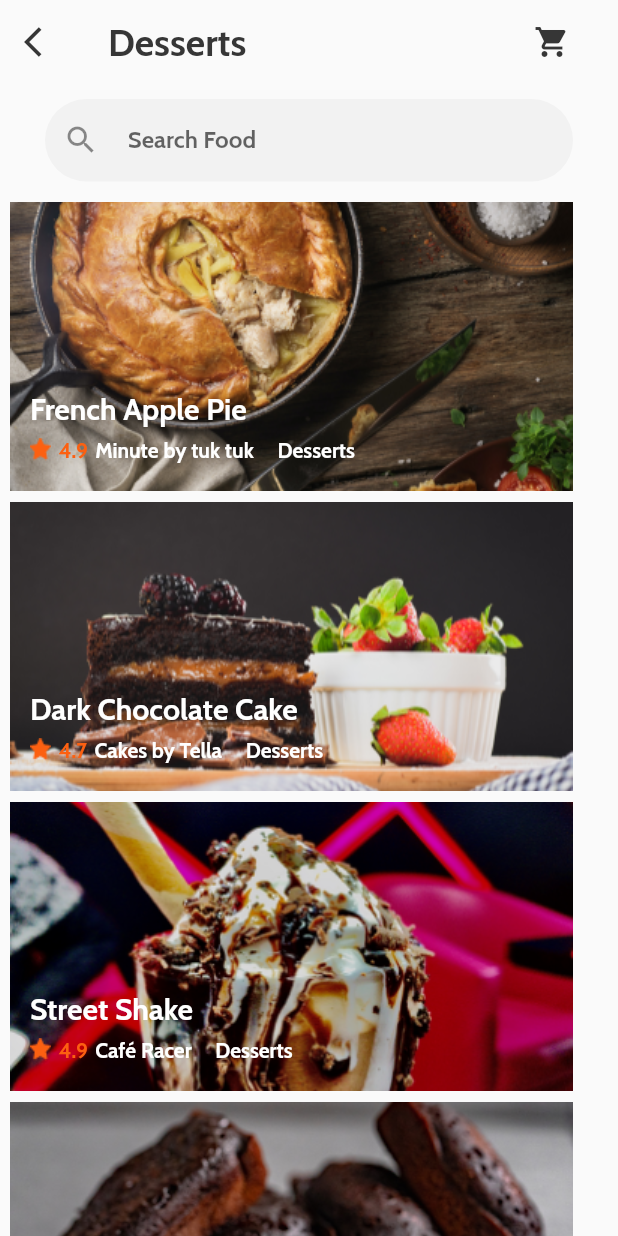
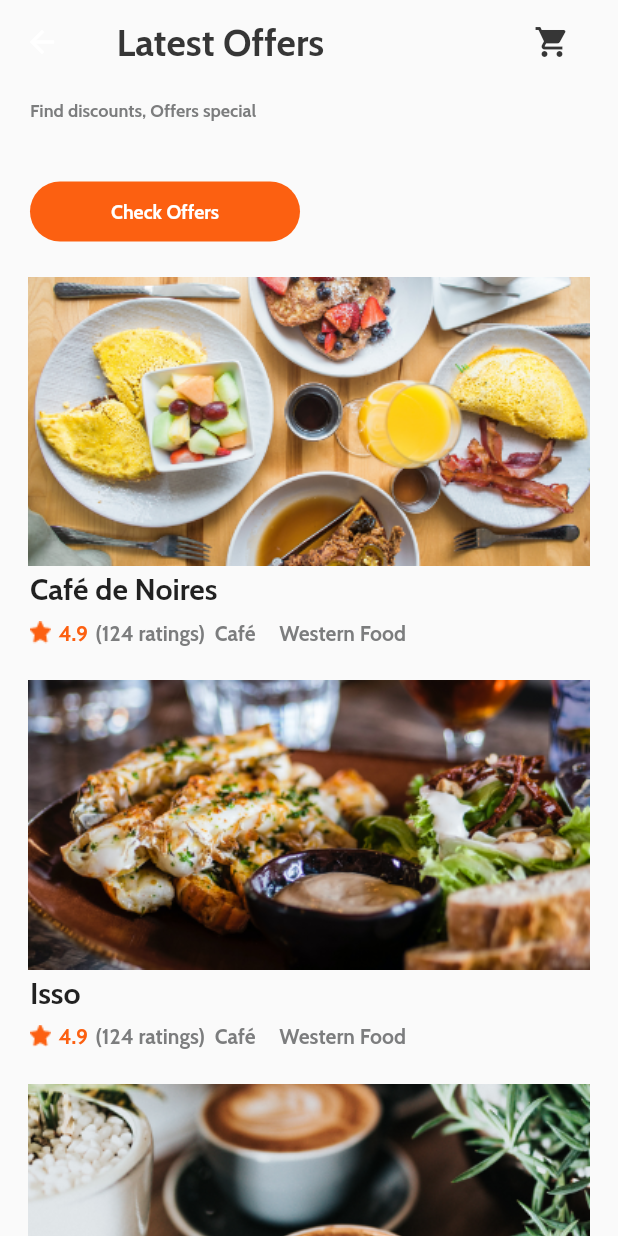
Before and after one commit to Luisfosp00/AppMonkeyE7, a Flutter app: the screen it shows after launch, on a phone screen of 412 x 824 dp. Run offline on Flutter 3.47's test engine with Material 2 defaults, Android fonts, the light colour scheme and no system bars.

Commit message:
Envio_3_Victor

```diff
--- a/lib/main.dart
+++ b/lib/main.dart
@@ -5,7 +5,7 @@ void main() {
   runApp(MaterialApp(
       debugShowCheckedModeBanner: false,
       title: 'Monkey Delivery',
-      initialRoute: '/desserts',
+      initialRoute: '/latest',
       routes: routes,
       theme: ThemeData(
           primaryColor: const Color.fromRGBO(252, 96, 17, 1.0),
--- /dev/null
+++ b/lib/src/pages/latestOffers_page.dart
@@ -0,0 +1,213 @@
+import 'package:flutter/material.dart';
+
+class LatestOffersPage extends StatelessWidget {
+
+  const LatestOffersPage({Key? key}) : super(key: key);
+
+  @override
+  Widget build(BuildContext context) {
+    return Scaffold(
+      appBar: AppBar(
+        shadowColor: Colors.transparent,
+        title: const Text(' Latest Offers',
+        style: TextStyle(color: Color.fromARGB(255, 54, 54, 54),
+        fontSize: 25.0,
+        ),
+        ),
+        backgroundColor: Colors.transparent,
+        actions:<Widget>[
+          IconButton(
+            icon: const Icon(Icons.shopping_cart,
+            color: Color.fromARGB(255, 54, 54, 54),
+            ),
+            onPressed: (){}),
+            const SizedBox(width: 20,),
+        ],
+      ),
+      body: SingleChildScrollView(
+        child: Column(
+          children: <Widget>[
+            const SizedBox(height: 10,),
+            Column(
+              children:<Widget> [
+                Container(
+                  alignment: Alignment.topLeft,
+                  child: const Text('Find discounts, Offers special',
+                  style: TextStyle(
+                    color: Color.fromRGBO(124, 125, 126, 1.0),
+                    fontSize: 12),
+                    ),
+                  margin:  const EdgeInsets.only(left: 20.0),
+                ),
+                const SizedBox(height: 40),
+                    Row(
+                      mainAxisAlignment: MainAxisAlignment.start,
+                      children: [
+                        Container(
+                          margin:  const EdgeInsets.only(left: 20.0),
+                          width: 180,
+                          height: 40.0,
+                          //margin: const EdgeInsets.only(left: 20.0),
+                          decoration: BoxDecoration(
+                            borderRadius: BorderRadius.circular(30),
+                              color: Theme.of(context).primaryColor
+                              ),
+                            child:const TextButton(
+                              onPressed: null,
+                              child: Text('Check Offers',
+                                style: TextStyle(
+                                fontSize: 13,
+                                color: Colors.white,
+                                            //fontWeight: FontWeight.bold
+                                ),
+                              ),
+                            ),
+                          ),
+                      ],
+                    ),
+              ],
+            ),
+            const SizedBox(height: 20,),
+            Container(
+              height: 200,
+              child: Image.asset('lib/src/img/Cafe_De_Noires.png'),
+            ),
+            Column(
+              children: [
+                Container(
+                  alignment: Alignment.topLeft,
+                  child: const Text('Café de Noires',
+                  style: TextStyle(
+                    fontSize: 20,
+                    fontWeight: FontWeight.bold,
+                  ),
+                  ),
+                  margin:  const EdgeInsets.only(left: 20.0),
+                ),
+                Row(
+                  children: <Widget> [
+                  Container(
+                      child: Image.asset('lib/src/img/Star.png',
+                      ),
+                      margin: const EdgeInsets.only(top: 8, left: 20),
+                    ),
+                    Container(
+                      child:  Text('4.9',
+                      style: TextStyle(
+                        color: Theme.of(context).primaryColor,
+                      ),
+                      ),
+                      margin: const EdgeInsets.only(top:8.0, left: 5),
+                    ),
+                    Container(
+                      child: const Text('(124 ratings)  Café     Western Food',
+                      style: TextStyle(
+                        color: Color.fromRGBO(124, 125, 126, 1.0),
+                      ),
+                      ),
+                      margin: const EdgeInsets.only(top:8.0, left: 5),
+                    ),
+                  ]
+                )
+              ],
+            ),
+
+
+
+            const SizedBox(height: 20,),
+            Container(
+              height: 200,
+              child: Image.asset('lib/src/img/Isso.png'),
+            ),
+            Column(
+              children: [
+                Container(
+                  alignment: Alignment.topLeft,
+                  child: const Text('Isso',
+                  style: TextStyle(
+                    fontSize: 20,
+                    fontWeight: FontWeight.bold,
+                  ),
+                  ),
+                  margin:  const EdgeInsets.only(left: 20.0),
+                ),
+                Row(
+                  children: <Widget> [
+                  Container(
+                      child: Image.asset('lib/src/img/Star.png',
+                      ),
+                      margin: const EdgeInsets.only(top: 8, left: 20),
+                    ),
+                    Container(
+                      child:  Text('4.9',
+                      style: TextStyle(
+                        color: Theme.of(context).primaryColor,
+                      ),
+                      ),
+                      margin: const EdgeInsets.only(top:8.0, left: 5),
+                    ),
+                    Container(
+                      child: const Text('(124 ratings)  Café     Western Food',
+                      style: TextStyle(
+                        color: Color.fromRGBO(124, 125, 126, 1.0),
+                      ),
+                      ),
+                      margin: const EdgeInsets.only(top:8.0, left: 5),
+                    ),
+                  ]
+                )
+              ],
+            ),
+
+
+            const SizedBox(height: 20,),
+            Container(
+              height: 200,
+              child: Image.asset('lib/src/img/Cafe_Beans.png'),
+            ),
+            Column(
+              children: [
+                Container(
+                  alignment: Alignment.topLeft,
+                  child: const Text('Café Beans',
+                  style: TextStyle(
+                    fontSize: 20,
+                    fontWeight: FontWeight.bold,
+                  ),
+                  ),
+                  margin:  const EdgeInsets.only(left: 20.0),
+                ),
+                Row(
+                  children: <Widget> [
+                  Container(
+                      child: Image.asset('lib/src/img/Star.png',
+                      ),
+                      margin: const EdgeInsets.only(top: 8, left: 20),
+                    ),
+                    Container(
+                      child:  Text('4.9',
+                      style: TextStyle(
+                        color: Theme.of(context).primaryColor,
+                      ),
+                      ),
+                      margin: const EdgeInsets.only(top:8.0, left: 5),
+                    ),
+                    Container(
+                      child: const Text('(124 ratings)  Café     Western Food',
+                      style: TextStyle(
+                        color: Color.fromRGBO(124, 125, 126, 1.0),
+                      ),
+                      ),
+                      margin: const EdgeInsets.only(top:8.0, left: 5),
+                    ),
+                  ]
+                )
+              ],
+            ),
+            const SizedBox(height: 20,)
+          ]
+        )
+      ),
+    );
+  }
+}
--- a/lib/src/routes/routes.dart
+++ b/lib/src/routes/routes.dart
@@ -2,6 +2,7 @@ import 'package:appmonkeyequipo7/src/pages/carrusel1_page.dart';
 import 'package:appmonkeyequipo7/src/pages/carrusel2_page.dart';
 import 'package:appmonkeyequipo7/src/pages/carrusel3_page.dart';
 import 'package:appmonkeyequipo7/src/pages/desserts.dart';
+import 'package:appmonkeyequipo7/src/pages/latestOffers_page.dart';
 import 'package:appmonkeyequipo7/src/pages/log_page.dart';
 import 'package:appmonkeyequipo7/src/pages/newpassword_page.dart';
 import 'package:appmonkeyequipo7/src/pages/resetpassword_page.dart';
@@ -25,4 +26,5 @@ final routes=<String, WidgetBuilder>{
   '/carrusel3': (BuildContext context) => const Carrusel3Page(),
 
   '/desserts':(BuildContext context) => const Desserts(),
+  '/latest':(BuildContext context) => const LatestOffersPage(),
 };
--- a/pubspec.yaml
+++ b/pubspec.yaml
@@ -76,6 +76,9 @@ flutter:
     - lib/src/img/Dark_Chocolate_Cake.png
     - lib/src/img/Street_Shake.png
     - lib/src/img/Brownies.png
+    - lib/src/img/Cafe_De_Noires.png
+    - lib/src/img/Isso.png
+    - lib/src/img/Cafe_Beans.png
 
 
 
```
